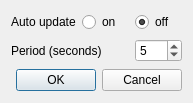
The window that main/spectra/src/AutoUpdateDialog.ui (FRIBDAQ/SpecTcl) describes before a commit, drawn with Qt 5.
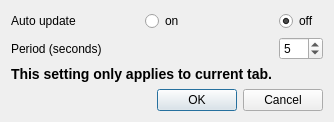
The same window after the commit.

What changed in the file:
```diff
--- a/main/spectra/src/AutoUpdateDialog.ui
+++ b/main/spectra/src/AutoUpdateDialog.ui
@@ -6,25 +6,15 @@
    <rect>
     <x>0</x>
     <y>0</y>
-    <width>193</width>
-    <height>103</height>
+    <width>325</width>
+    <height>122</height>
    </rect>
   </property>
   <property name="windowTitle">
    <string>Dialog</string>
   </property>
   <layout class="QGridLayout" name="gridLayout">
-   <item row="0" column="2">
-    <widget class="QRadioButton" name="pOffButton">
-     <property name="text">
-      <string>off</string>
-     </property>
-     <property name="checked">
-      <bool>true</bool>
-     </property>
-    </widget>
-   </item>
-   <item row="1" column="0" colspan="2">
+   <item row="2" column="0" colspan="2">
     <widget class="QLabel" name="pPeriodLabel">
      <property name="text">
       <string>Period (seconds)</string>
@@ -34,21 +24,21 @@
      </property>
     </widget>
    </item>
-   <item row="0" column="1">
+   <item row="1" column="1">
     <widget class="QRadioButton" name="pOnButton">
      <property name="text">
       <string>on</string>
      </property>
     </widget>
    </item>
-   <item row="0" column="0">
+   <item row="1" column="0">
     <widget class="QLabel" name="pRadioBtnLabel">
      <property name="text">
       <string>Auto update</string>
      </property>
     </widget>
    </item>
-   <item row="1" column="2">
+   <item row="2" column="2">
     <widget class="QSpinBox" name="pPeriodSpinner">
      <property name="minimum">
       <number>1</number>
@@ -58,7 +48,7 @@
      </property>
     </widget>
    </item>
-   <item row="2" column="0" colspan="3">
+   <item row="4" column="0" colspan="3">
     <widget class="QDialogButtonBox" name="buttonBox">
      <property name="orientation">
       <enum>Qt::Horizontal</enum>
@@ -68,6 +58,23 @@
      </property>
     </widget>
    </item>
+   <item row="1" column="2">
+    <widget class="QRadioButton" name="pOffButton">
+     <property name="text">
+      <string>off</string>
+     </property>
+     <property name="checked">
+      <bool>true</bool>
+     </property>
+    </widget>
+   </item>
+   <item row="3" column="0" colspan="2">
+    <widget class="QLabel" name="label">
+     <property name="text">
+      <string>&lt;h3&gt;This setting only applies to current tab.&lt;/h3&gt;</string>
+     </property>
+    </widget>
+   </item>
   </layout>
  </widget>
  <resources/>
```
